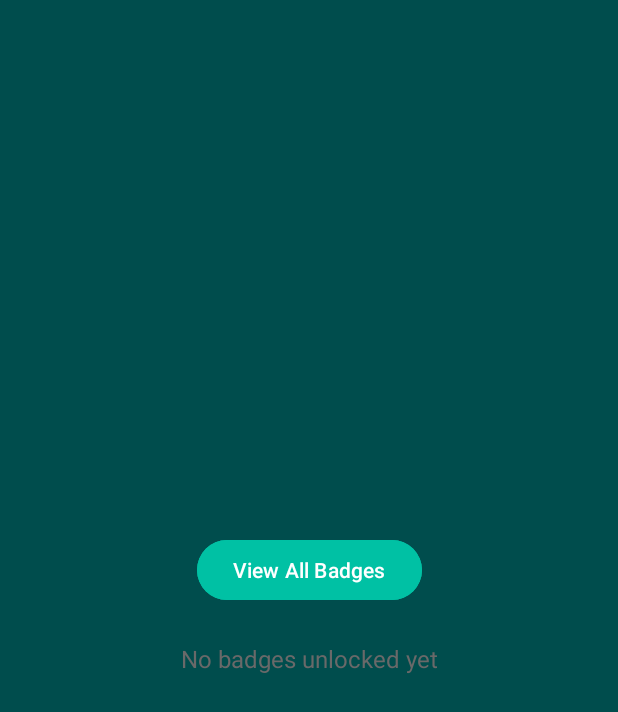
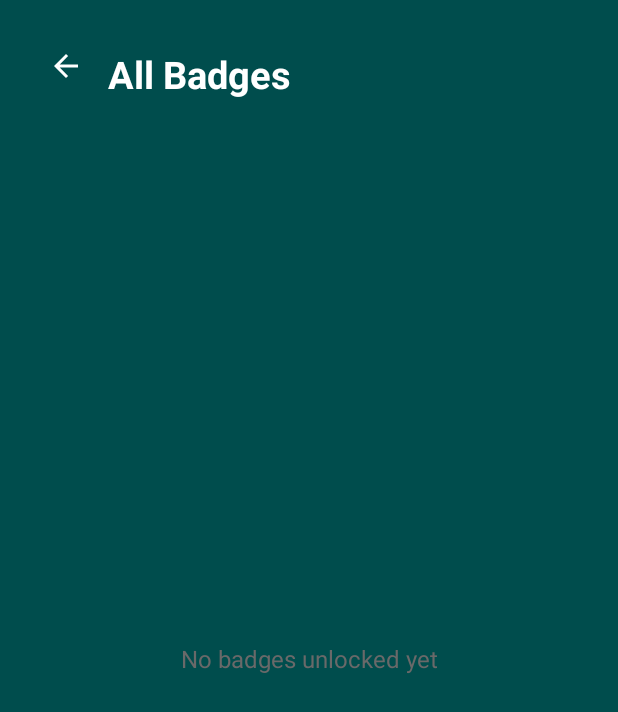
Before and after one commit to ST10268917/Flourish-Budgeting-App, an Android app: the AchievementsActivity screen opened directly, with no data from a screen before it, on a phone screen of 412 x 824 dp. Shown: the top 712 px of the screen. Run offline under Robolectric (Android 15) with nearby library versions, the phone set to English and light mode, and no system bars; our stand-ins replace Firebase (no records; nobody signed in at launch, a user with empty details on screens opened directly).

Commit message:
Debug view all badges

```diff
--- a/app/src/main/java/com/aj/flourish/AchievementsActivity.kt
+++ b/app/src/main/java/com/aj/flourish/AchievementsActivity.kt
@@ -3,6 +3,7 @@ package com.aj.flourish
 import android.content.Intent
 import android.os.Bundle
 import android.view.View
+import android.widget.ImageView
 import android.widget.ProgressBar
 import android.widget.TextView
 import androidx.appcompat.app.AppCompatActivity
@@ -18,6 +19,7 @@ class AchievementsActivity : AppCompatActivity() {
     private lateinit var badgeAdapter: BadgeAdapter
     private lateinit var progressBar: ProgressBar
     private lateinit var emptyText: TextView
+    private lateinit var backButton: ImageView
 
     private val badgeList = BadgeConstants.allBadges
     private val unlockedBadgeIds = mutableListOf<String>()
@@ -26,6 +28,7 @@ class AchievementsActivity : AppCompatActivity() {
         super.onCreate(savedInstanceState)
         setContentView(R.layout.activity_achievements)
 
+        backButton = findViewById(R.id.ivBack)
         badgeRecyclerView = findViewById(R.id.recycler_view_badges)
         progressBar = findViewById(R.id.progressBar)
         emptyText = findViewById(R.id.emptyText)
@@ -34,6 +37,10 @@ class AchievementsActivity : AppCompatActivity() {
             val intent = Intent(this, BadgeDetailActivity::class.java)
             intent.putExtra("BADGE_ID", badge.id)
             startActivity(intent)
+        }
+
+        backButton.setOnClickListener {
+            startActivity(Intent(this, Dashboard::class.java))
         }
 
         badgeRecyclerView.layoutManager = GridLayoutManager(this, 2)
@@ -57,7 +64,7 @@ class AchievementsActivity : AppCompatActivity() {
             .addOnSuccessListener { documents ->
                 unlockedBadgeIds.clear()
                 for (doc in documents) {
-                    val isUnlocked = doc.getBoolean("isUnlocked") ?: false
+                    val isUnlocked = doc.getBoolean("unlocked") ?: false
                     if (isUnlocked) {
                         unlockedBadgeIds.add(doc.id)
                     }
--- a/app/src/main/res/layout/activity_achievements.xml
+++ b/app/src/main/res/layout/activity_achievements.xml
@@ -7,26 +7,41 @@
     android:padding="16dp"
     android:background="@color/darkTeal">
 
+    <!-- Back Button -->
+    <ImageView
+        android:id="@+id/ivBack"
+        android:layout_width="24dp"
+        android:layout_height="24dp"
+        android:layout_marginTop="16dp"
+        android:layout_marginStart="16dp"
+        android:src="@drawable/ic_back_arrow"
+        app:layout_constraintTop_toTopOf="parent"
+        app:layout_constraintStart_toStartOf="parent"/>
+
+    <!-- Title -->
+    <TextView
+        android:id="@+id/tvAllBadges"
+        android:layout_width="0dp"
+        android:layout_height="wrap_content"
+        android:text="All Badges"
+        android:textSize="25sp"
+        android:textStyle="bold"
+        android:textColor="@color/white"
+        android:layout_marginStart="16dp"
+        android:layout_marginTop="16dp"
+        android:layout_marginEnd="16dp"
+        android:layout_marginBottom="8dp"
+        app:layout_constraintStart_toEndOf="@id/ivBack"
+        app:layout_constraintTop_toTopOf="parent"
+        app:layout_constraintEnd_toEndOf="parent"/>
+
     <!-- Badge RecyclerView -->
     <androidx.recyclerview.widget.RecyclerView
         android:id="@+id/recycler_view_badges"
         android:layout_width="0dp"
         android:layout_height="0dp"
-        app:layout_constraintTop_toTopOf="parent"
+        app:layout_constraintTop_toBottomOf="@id/tvAllBadges"
         app:layout_constraintBottom_toBottomOf="parent"
-        app:layout_constraintStart_toStartOf="parent"
-        app:layout_constraintEnd_toEndOf="parent" />
-
-    <Button
-        android:id="@+id/btnViewAllBadges"
-        android:layout_width="wrap_content"
-        android:layout_height="wrap_content"
-        android:text="View All Badges"
-        android:textColor="@android:color/white"
-        android:backgroundTint="@color/turquoise"
-        android:drawableStart="@drawable/ic_badge_default"
-        android:layout_marginBottom="8dp"
-        app:layout_constraintBottom_toTopOf="@id/recycler_view_badges"
         app:layout_constraintStart_toStartOf="parent"
         app:layout_constraintEnd_toEndOf="parent"/>
 
@@ -39,7 +54,7 @@
         app:layout_constraintTop_toTopOf="parent"
         app:layout_constraintBottom_toBottomOf="parent"
         app:layout_constraintStart_toStartOf="parent"
-        app:layout_constraintEnd_toEndOf="parent" />
+        app:layout_constraintEnd_toEndOf="parent"/>
 
     <!-- Empty or error message -->
     <TextView
@@ -53,6 +68,6 @@
         app:layout_constraintTop_toBottomOf="@id/progressBar"
         app:layout_constraintStart_toStartOf="parent"
         app:layout_constraintEnd_toEndOf="parent"
-        android:layout_marginTop="16dp" />
+        android:layout_marginTop="16dp"/>
 
 </androidx.constraintlayout.widget.ConstraintLayout>
```
Also changed, not shown: app/src/main/java/com/aj/flourish/BadgeAdapter.kt (+0 -9 lines), app/src/main/java/com/aj/flourish/Dashboard.kt (+3 -6 lines), app/src/main/res/layout/activity_dashboard.xml (+31 -30 lines), 1 other file.
